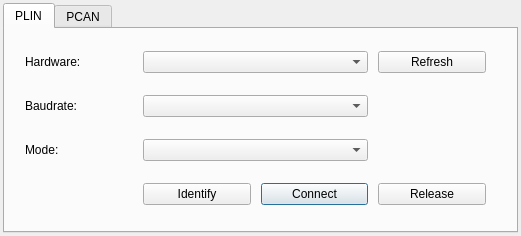
ShenSteven/AutoPlasticOmnium, file communication/peak/ui_peak.ui: the form before one commit.
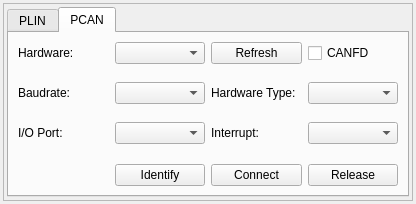
The form after the commit.

```diff
--- a/communication/peak/ui_peak.ui
+++ b/communication/peak/ui_peak.ui
@@ -9,17 +9,35 @@
    <rect>
     <x>0</x>
     <y>0</y>
-    <width>521</width>
-    <height>236</height>
+    <width>416</width>
+    <height>204</height>
    </rect>
   </property>
   <property name="windowTitle">
    <string>PEAK</string>
   </property>
-  <layout class="QVBoxLayout" name="verticalLayout">
-   <property name="spacing">
+  <layout class="QVBoxLayout" name="verticalLayout_2">
+   <property name="leftMargin">
     <number>3</number>
    </property>
+   <property name="topMargin">
+    <number>3</number>
+   </property>
+   <property name="rightMargin">
+    <number>3</number>
+   </property>
+   <property name="bottomMargin">
+    <number>3</number>
+   </property>
+   <item>
+    <widget class="QFrame" name="frame">
+     <property name="frameShape">
+      <enum>QFrame::StyledPanel</enum>
+     </property>
+     <property name="frameShadow">
+      <enum>QFrame::Raised</enum>
+     </property>
+     <layout class="QVBoxLayout" name="verticalLayout_4">
    <property name="leftMargin">
     <number>3</number>
    </property>
@@ -35,38 +53,45 @@
    <item>
     <widget class="QTabWidget" name="tabWidget">
      <property name="currentIndex">
-      <number>0</number>
-     </property>
-     <widget class="QWidget" name="tab">
+         <number>1</number>
+        </property>
+        <widget class="QWidget" name="tabLin">
       <attribute name="title">
        <string>PLIN</string>
       </attribute>
+         <layout class="QVBoxLayout" name="verticalLayout_3">
+          <property name="spacing">
+           <number>0</number>
+          </property>
+          <property name="leftMargin">
+           <number>0</number>
+          </property>
+          <property name="topMargin">
+           <number>0</number>
+          </property>
+          <property name="rightMargin">
+           <number>0</number>
+          </property>
+          <property name="bottomMargin">
+           <number>0</number>
+          </property>
+          <item>
+           <widget class="QWidget" name="widget_2" native="true">
       <layout class="QGridLayout" name="gridLayout">
-       <property name="leftMargin">
-        <number>20</number>
-       </property>
-       <property name="topMargin">
-        <number>20</number>
-       </property>
-       <property name="rightMargin">
-        <number>30</number>
-       </property>
-       <property name="bottomMargin">
-        <number>20</number>
-       </property>
-       <property name="horizontalSpacing">
-        <number>10</number>
-       </property>
-       <property name="verticalSpacing">
-        <number>20</number>
-       </property>
+             <item row="0" column="0">
+              <widget class="QLabel" name="label">
+               <property name="text">
+                <string>Hardware:</string>
+               </property>
+              </widget>
+             </item>
        <item row="0" column="1" colspan="2">
         <widget class="QComboBox" name="hardwareCbx"/>
        </item>
-       <item row="3" column="2">
-        <widget class="QPushButton" name="connectBt">
+             <item row="1" column="0">
+              <widget class="QLabel" name="label_2">
          <property name="text">
-          <string>Connect</string>
+                <string>Baudrate:</string>
          </property>
         </widget>
        </item>
@@ -77,40 +102,26 @@
          </property>
         </widget>
        </item>
-       <item row="2" column="1" colspan="2">
-        <widget class="QComboBox" name="modeCbx"/>
-       </item>
-       <item row="0" column="0">
-        <widget class="QLabel" name="label">
-         <property name="text">
-          <string>Hardware:</string>
-         </property>
-        </widget>
-       </item>
-       <item row="1" column="0">
-        <widget class="QLabel" name="label_2">
-         <property name="text">
-          <string>Baudrate:</string>
-         </property>
-        </widget>
-       </item>
-       <item row="1" column="1" colspan="2">
-        <widget class="QComboBox" name="baudrateCbx"/>
-       </item>
-       <item row="0" column="3">
-        <widget class="QPushButton" name="refreshBt">
-         <property name="text">
-          <string>Refresh</string>
-         </property>
-        </widget>
-       </item>
-       <item row="3" column="3">
+             <item row="3" column="4">
         <widget class="QPushButton" name="releaseBt">
          <property name="text">
           <string>Release</string>
          </property>
         </widget>
        </item>
+             <item row="0" column="4">
+              <widget class="QPushButton" name="refreshBt">
+               <property name="text">
+                <string>Refresh</string>
+               </property>
+              </widget>
+             </item>
+             <item row="1" column="1">
+              <widget class="QComboBox" name="baudrateCbx"/>
+             </item>
+             <item row="2" column="1">
+              <widget class="QComboBox" name="modeCbx"/>
+             </item>
        <item row="3" column="1">
         <widget class="QPushButton" name="identifyBt">
          <property name="text">
@@ -118,13 +129,165 @@
          </property>
         </widget>
        </item>
-      </layout>
-     </widget>
-     <widget class="QWidget" name="tab_2">
+             <item row="3" column="2">
+              <widget class="QPushButton" name="connectBt">
+               <property name="text">
+                <string>Connect</string>
+               </property>
+              </widget>
+             </item>
+            </layout>
+            <zorder>hardwareCbx</zorder>
+            <zorder>label_2</zorder>
+            <zorder>label_3</zorder>
+            <zorder>refreshBt</zorder>
+            <zorder>identifyBt</zorder>
+            <zorder>releaseBt</zorder>
+            <zorder>label</zorder>
+            <zorder>baudrateCbx</zorder>
+            <zorder>modeCbx</zorder>
+            <zorder>connectBt</zorder>
+           </widget>
+          </item>
+         </layout>
+        </widget>
+        <widget class="QWidget" name="tabCan">
       <attribute name="title">
        <string>PCAN</string>
       </attribute>
-     </widget>
+         <layout class="QVBoxLayout" name="verticalLayout_5">
+          <item>
+           <widget class="QWidget" name="widget" native="true">
+            <layout class="QGridLayout" name="gridLayout_2">
+             <property name="leftMargin">
+              <number>0</number>
+             </property>
+             <property name="topMargin">
+              <number>0</number>
+             </property>
+             <property name="rightMargin">
+              <number>0</number>
+             </property>
+             <property name="bottomMargin">
+              <number>0</number>
+             </property>
+             <item row="0" column="0">
+              <widget class="QLabel" name="label_6">
+               <property name="text">
+                <string>Hardware:</string>
+               </property>
+              </widget>
+             </item>
+             <item row="0" column="1">
+              <widget class="QComboBox" name="hardwareCbx_2"/>
+             </item>
+             <item row="0" column="2">
+              <widget class="QPushButton" name="refreshBt_2">
+               <property name="text">
+                <string>Refresh</string>
+               </property>
+              </widget>
+             </item>
+             <item row="0" column="3">
+              <widget class="QCheckBox" name="checkBox">
+               <property name="text">
+                <string>CANFD</string>
+               </property>
+              </widget>
+             </item>
+             <item row="1" column="0" colspan="4">
+              <widget class="QFrame" name="frame_3">
+               <property name="frameShape">
+                <enum>QFrame::NoFrame</enum>
+               </property>
+               <layout class="QGridLayout" name="gridLayout_3">
+                <property name="leftMargin">
+                 <number>0</number>
+                </property>
+                <property name="topMargin">
+                 <number>0</number>
+                </property>
+                <property name="rightMargin">
+                 <number>0</number>
+                </property>
+                <property name="bottomMargin">
+                 <number>0</number>
+                </property>
+                <item row="0" column="0">
+                 <widget class="QLabel" name="label_4">
+                  <property name="text">
+                   <string>Baudrate:</string>
+                  </property>
+                 </widget>
+                </item>
+                <item row="0" column="1">
+                 <widget class="QComboBox" name="baudrateCbx_2"/>
+                </item>
+                <item row="0" column="2">
+                 <widget class="QLabel" name="label_7">
+                  <property name="text">
+                   <string>Hardware Type:</string>
+                  </property>
+                  <property name="wordWrap">
+                   <bool>false</bool>
+                  </property>
+                 </widget>
+                </item>
+                <item row="0" column="3">
+                 <widget class="QComboBox" name="baudrateCbx_3"/>
+                </item>
+                <item row="1" column="0">
+                 <widget class="QLabel" name="label_5">
+                  <property name="text">
+                   <string>I/O Port:</string>
+                  </property>
+                 </widget>
+                </item>
+                <item row="1" column="1">
+                 <widget class="QComboBox" name="modeCbx_2"/>
+                </item>
+                <item row="1" column="2">
+                 <widget class="QLabel" name="label_8">
+                  <property name="text">
+                   <string>Interrupt:</string>
+                  </property>
+                 </widget>
+                </item>
+                <item row="1" column="3">
+                 <widget class="QComboBox" name="modeCbx_3"/>
+                </item>
+               </layout>
+              </widget>
+             </item>
+             <item row="2" column="1">
+              <widget class="QPushButton" name="identifyBt_2">
+               <property name="text">
+                <string>Identify</string>
+               </property>
+              </widget>
+             </item>
+             <item row="2" column="2">
+              <widget class="QPushButton" name="connectBt_2">
+               <property name="text">
+                <string>Connect</string>
+               </property>
+              </widget>
+             </item>
+             <item row="2" column="3">
+              <widget class="QPushButton" name="releaseBt_2">
+               <property name="text">
+                <string>Release</string>
+               </property>
+              </widget>
+             </item>
+            </layout>
+           </widget>
+          </item>
+         </layout>
+        </widget>
+       </widget>
+      </item>
+     </layout>
     </widget>
    </item>
   </layout>
```
Lines whose indentation alone changed are shown as unchanged.
